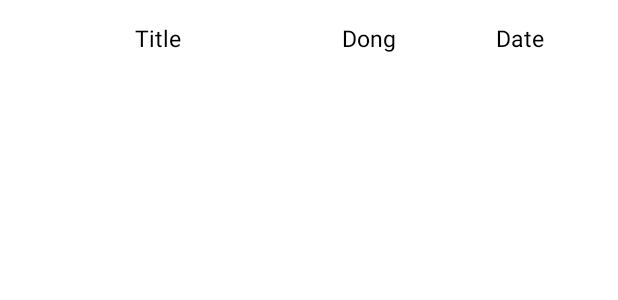
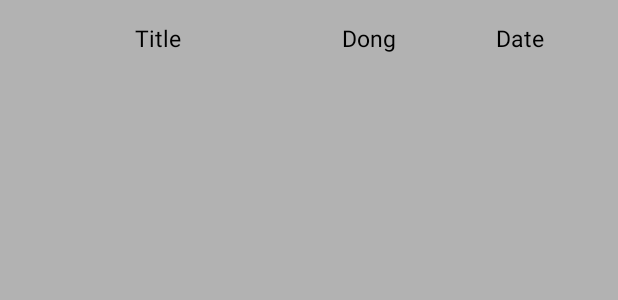
Before and after one commit to Frappuccino-2015/ESC, an Android app: the layout listview_item_jag.xml on its own in the app's theme, with its tools: preview values and no code run, on a phone screen of 412 x 824 dp. Shown: the top 300 px of the screen. Run offline under Robolectric (Android 15) with nearby library versions, the phone set to English and light mode, and no system bars.

Commit message:
최종 완성

```diff
--- a/app/src/main/res/layout/activity_main.xml
+++ b/app/src/main/res/layout/activity_main.xml
@@ -142,7 +142,8 @@
                     android:layout_height="match_parent"
                     android:id="@+id/listView"
                     android:dividerHeight="1dp"
-                    android:divider="#ff000000"/>
+                    android:divider="#ff000000"
+                    android:background="@mipmap/main_back"/>
 
 
             </LinearLayout>
--- a/app/src/main/res/layout/listview_item_PDG.xml
+++ b/app/src/main/res/layout/listview_item_PDG.xml
@@ -3,7 +3,7 @@
     android:layout_width="match_parent"
     android:layout_height="match_parent"
     tools:context=".MainActivity"
-    android:background="#ffffffff"
+    android:background="#a0ffffff"
     android:padding="5dp">
 
         <LinearLayout
--- a/app/src/main/res/layout/listview_item_jag.xml
+++ b/app/src/main/res/layout/listview_item_jag.xml
@@ -3,7 +3,7 @@
     android:layout_width="match_parent"
     android:layout_height="match_parent"
     tools:context=".MainActivity"
-    android:background="#ffffffff"
+    android:background="#a0ffffff"
     android:padding="5dp">
 
 
@@ -12,7 +12,6 @@
             android:layout_width="match_parent"
             android:layout_height="40dp"
             android:orientation="horizontal"
-            android:background="#ffffffff"
             android:weightSum="100">
 
             <TextView
```
Also changed, not shown: app/src/main/res/mipmap-hdpi/main_back.png (added).
